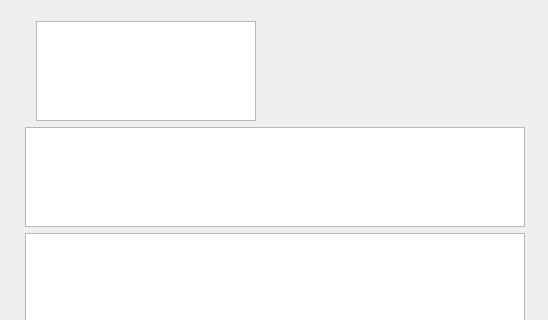
The window that GuestGUI/guestguiwidget.ui (EmrysChe/LibrarySystem_GuestGUI) describes before a commit, drawn with Qt 5; both pictures show x 0 to 548 and y 0 to 320 of the 548 by 630 pixel window.
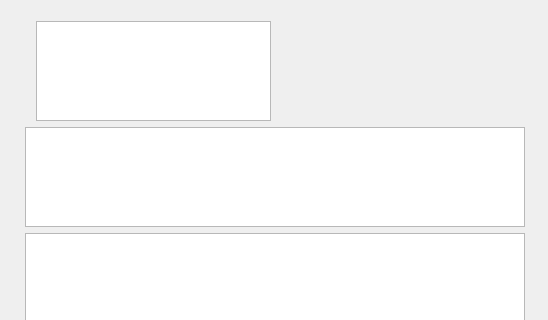
The same window after the commit.

The edit to the form file:
```diff
--- a/GuestGUI/guestguiwidget.ui
+++ b/GuestGUI/guestguiwidget.ui
@@ -45,13 +45,13 @@
        <widget class="QTableView" name="userInformationTableView">
         <property name="minimumSize">
          <size>
-          <width>220</width>
+          <width>235</width>
           <height>100</height>
          </size>
         </property>
         <property name="maximumSize">
          <size>
-          <width>220</width>
+          <width>235</width>
           <height>100</height>
          </size>
         </property>
```
